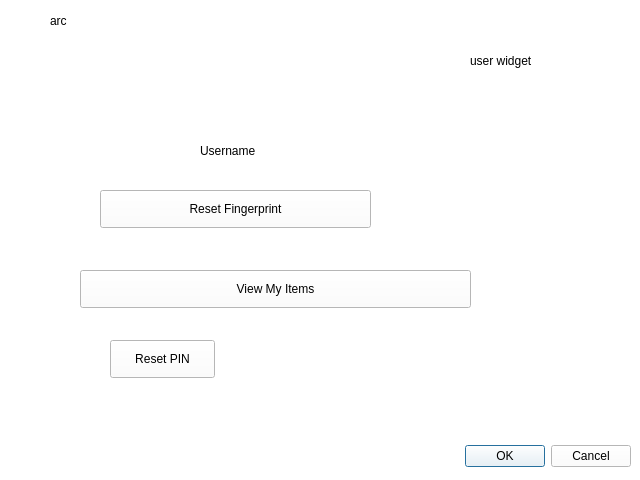
Old version of the form userprofile.ui in the repository arc-bphc/sims-gui.
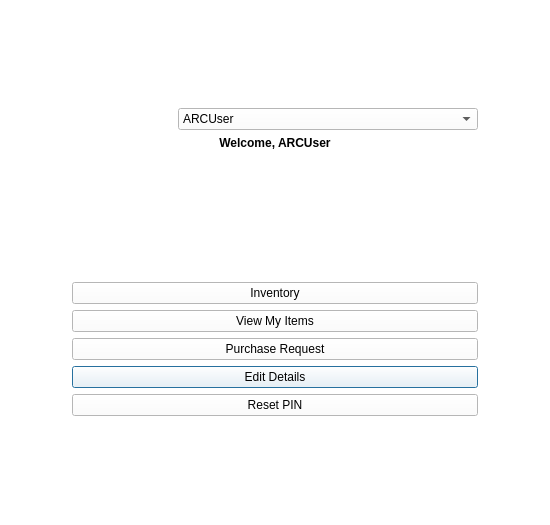
New version of the form. Icons and pictures are not drawn.

What changed in the file:
```diff
--- a/userprofile.ui
+++ b/userprofile.ui
@@ -6,8 +6,8 @@
    <rect>
     <x>0</x>
     <y>0</y>
-    <width>640</width>
-    <height>480</height>
+    <width>550</width>
+    <height>525</height>
    </rect>
   </property>
   <property name="windowTitle">
@@ -17,100 +17,136 @@
    <string notr="true">QWidget {background-color: white}
 </string>
   </property>
-  <widget class="QDialogButtonBox" name="buttonBox">
-   <property name="geometry">
-    <rect>
-     <x>10</x>
-     <y>440</y>
-     <width>621</width>
-     <height>32</height>
-    </rect>
-   </property>
-   <property name="orientation">
-    <enum>Qt::Horizontal</enum>
-   </property>
-   <property name="standardButtons">
-    <set>QDialogButtonBox::Cancel|QDialogButtonBox::Ok</set>
-   </property>
-  </widget>
-  <widget class="QLabel" name="label">
-   <property name="geometry">
-    <rect>
-     <x>200</x>
-     <y>100</y>
-     <width>151</width>
-     <height>101</height>
-    </rect>
-   </property>
-   <property name="text">
-    <string>Username</string>
-   </property>
-  </widget>
-  <widget class="QPushButton" name="pushButton">
-   <property name="geometry">
-    <rect>
-     <x>100</x>
-     <y>190</y>
-     <width>271</width>
-     <height>38</height>
-    </rect>
-   </property>
-   <property name="text">
-    <string>Reset Fingerprint</string>
-   </property>
-  </widget>
-  <widget class="QPushButton" name="pushButton_2">
-   <property name="geometry">
-    <rect>
-     <x>80</x>
-     <y>270</y>
-     <width>391</width>
-     <height>38</height>
-    </rect>
-   </property>
-   <property name="text">
-    <string>View My Items</string>
-   </property>
-  </widget>
-  <widget class="QPushButton" name="pushButton_3">
-   <property name="geometry">
-    <rect>
-     <x>110</x>
-     <y>340</y>
-     <width>105</width>
-     <height>38</height>
-    </rect>
-   </property>
-   <property name="text">
-    <string>Reset PIN</string>
-   </property>
-  </widget>
-  <widget class="QLabel" name="label_2">
-   <property name="geometry">
-    <rect>
-     <x>50</x>
-     <y>10</y>
-     <width>72</width>
-     <height>22</height>
-    </rect>
-   </property>
-   <property name="text">
-    <string>arc</string>
-   </property>
-  </widget>
-  <widget class="QLabel" name="label_3">
-   <property name="geometry">
-    <rect>
-     <x>470</x>
-     <y>10</y>
-     <width>151</width>
-     <height>101</height>
-    </rect>
-   </property>
-   <property name="text">
-    <string>user widget</string>
-   </property>
-  </widget>
+  <layout class="QGridLayout" name="gridLayout_2">
+   <item row="0" column="0">
+    <layout class="QGridLayout" name="gridLayout">
+     <item row="1" column="0" colspan="2">
+      <widget class="QLabel" name="label">
+       <property name="sizePolicy">
+        <sizepolicy hsizetype="Preferred" vsizetype="Fixed">
+         <horstretch>0</horstretch>
+         <verstretch>0</verstretch>
+        </sizepolicy>
+       </property>
+       <property name="text">
+        <string>&lt;html&gt;&lt;head/&gt;&lt;body&gt;&lt;p align=&quot;center&quot;&gt;&lt;span style=&quot; font-weight:600;&quot;&gt;Welcome, ARCUser&lt;/span&gt;&lt;/p&gt;&lt;/body&gt;&lt;/html&gt;</string>
+       </property>
+      </widget>
+     </item>
+     <item row="6" column="0" colspan="2">
+      <widget class="QPushButton" name="pushButton">
+       <property name="text">
+        <string>Edit Details</string>
+       </property>
+      </widget>
+     </item>
+     <item row="7" column="0" colspan="2">
+      <widget class="QPushButton" name="pushButton_3">
+       <property name="text">
+        <string>Reset PIN</string>
+       </property>
+      </widget>
+     </item>
+     <item row="0" column="0">
+      <widget class="QLabel" name="label_3">
+       <property name="sizePolicy">
+        <sizepolicy hsizetype="Fixed" vsizetype="Fixed">
+         <horstretch>0</horstretch>
+         <verstretch>0</verstretch>
+        </sizepolicy>
+       </property>
+       <property name="maximumSize">
+        <size>
+         <width>100</width>
+         <height>100</height>
+        </size>
+       </property>
+       <property name="text">
+        <string/>
+       </property>
+       <property name="pixmap">
+        <pixmap>13015184_719298964879056_6631447530178360880_n.png</pixmap>
+       </property>
+       <property name="scaledContents">
+        <bool>true</bool>
+       </property>
+      </widget>
+     </item>
+     <item row="0" column="1">
+      <widget class="QComboBox" name="comboBox">
+       <property name="sizePolicy">
+        <sizepolicy hsizetype="Preferred" vsizetype="Fixed">
+         <horstretch>0</horstretch>
+         <verstretch>0</verstretch>
+        </sizepolicy>
+       </property>
+       <property name="maximumSize">
+        <size>
+         <width>300</width>
+         <height>16777215</height>
+        </size>
+       </property>
+       <item>
+        <property name="text">
+         <string>ARCUser</string>
+        </property>
+       </item>
+       <item>
+        <property name="text">
+         <string>Settings</string>
+        </property>
+       </item>
+      </widget>
+     </item>
+     <item row="4" column="0" colspan="2">
+      <widget class="QPushButton" name="pushButton_2">
+       <property name="text">
+        <string>View My Items</string>
+       </property>
+      </widget>
+     </item>
+     <item row="3" column="0" colspan="2">
+      <widget class="QPushButton" name="pushButton_4">
+       <property name="text">
+        <string>Inventory</string>
+       </property>
+      </widget>
+     </item>
+     <item row="2" column="0" colspan="2" alignment="Qt::AlignHCenter">
+      <widget class="QLabel" name="label_2">
+       <property name="sizePolicy">
+        <sizepolicy hsizetype="Fixed" vsizetype="Fixed">
+         <horstretch>0</horstretch>
+         <verstretch>0</verstretch>
+        </sizepolicy>
+       </property>
+       <property name="maximumSize">
+        <size>
+         <width>120</width>
+         <height>120</height>
+        </size>
+       </property>
+       <property name="text">
+        <string/>
+       </property>
+       <property name="pixmap">
+        <pixmap>index.png</pixmap>
+       </property>
+       <property name="scaledContents">
+        <bool>true</bool>
+       </property>
+      </widget>
+     </item>
+     <item row="5" column="0" colspan="2">
+      <widget class="QPushButton" name="pushButton_5">
+       <property name="text">
+        <string>Purchase Request</string>
+       </property>
+      </widget>
+     </item>
+    </layout>
+   </item>
+  </layout>
  </widget>
  <resources/>
  <connections>
```
Left out of the diff: 35 changed lines with no effect on the pictures.
